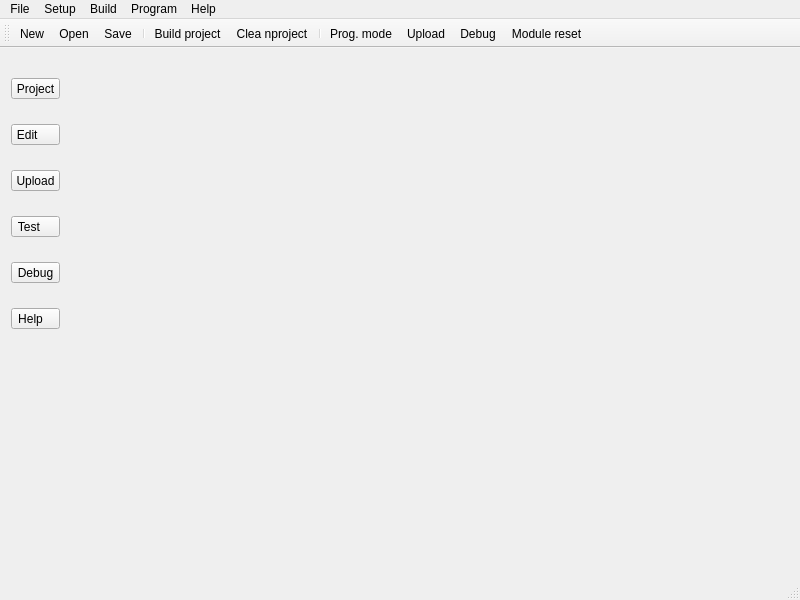
Old version of the form mainwindow.ui in the repository nandra/IDE.
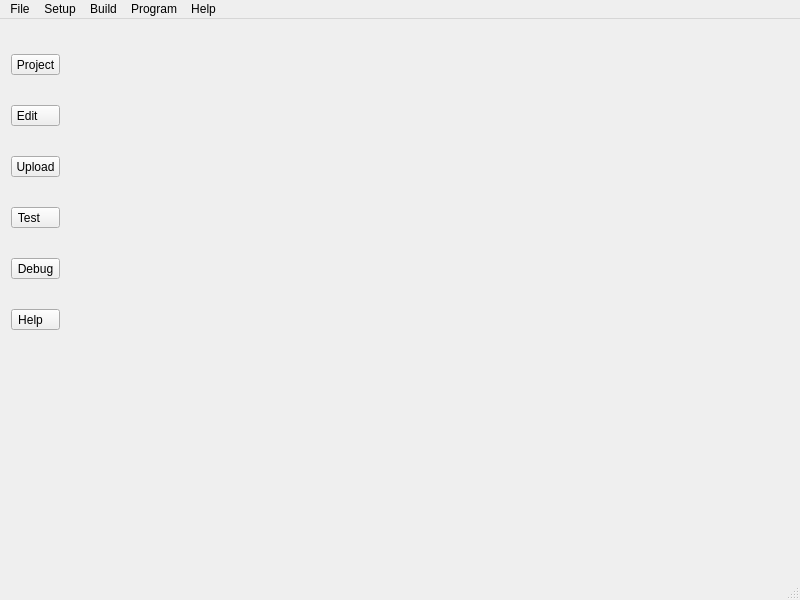
New version of the form. Icons and pictures are not drawn.

Commit message: Remove toolbar and minor fixes.

Patch:
```diff
--- a/mainwindow.ui
+++ b/mainwindow.ui
@@ -44,7 +44,7 @@
       <x>0</x>
       <y>0</y>
       <width>71</width>
-      <height>316</height>
+      <height>350</height>
      </rect>
     </property>
     <layout class="QVBoxLayout" name="verticalLayout">
@@ -246,25 +246,6 @@
    <addaction name="menuProgram"/>
    <addaction name="menuHelp"/>
   </widget>
-  <widget class="QToolBar" name="mainToolBar">
-   <attribute name="toolBarArea">
-    <enum>TopToolBarArea</enum>
-   </attribute>
-   <attribute name="toolBarBreak">
-    <bool>false</bool>
-   </attribute>
-   <addaction name="actionNew"/>
-   <addaction name="actionOpen"/>
-   <addaction name="actionSave"/>
-   <addaction name="separator"/>
-   <addaction name="actionBuild_project"/>
-   <addaction name="actionClea_nproject"/>
-   <addaction name="separator"/>
-   <addaction name="actionProg_mode"/>
-   <addaction name="actionUpload"/>
-   <addaction name="actionDebug"/>
-   <addaction name="actionModule_reset"/>
-  </widget>
   <widget class="QStatusBar" name="statusBar"/>
   <action name="actionNew">
    <property name="icon">
```
Left out of the diff: 2 changed lines with no effect on the pictures. The commit also changes 2 other files.
